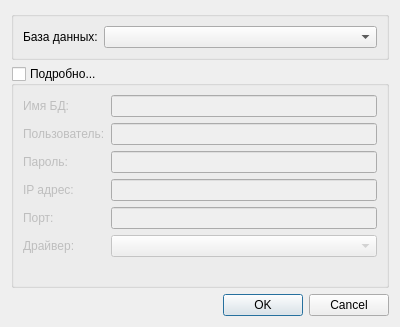
Qt form opendbdialog.ui (EugeneSakharoff/ArchView) before a commit.
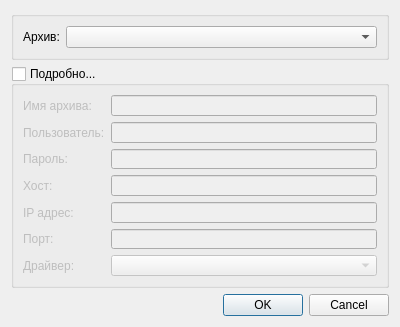
The same form after that commit.

```diff
--- a/opendbdialog.ui
+++ b/opendbdialog.ui
@@ -51,14 +51,14 @@
      </property>
      <layout class="QFormLayout" name="formLayout">
       <item row="0" column="0">
-       <widget class="QLabel" name="labelHost">
+       <widget class="QLabel" name="labelPreset">
         <property name="text">
-         <string>База данных:</string>
+         <string>Архив:</string>
         </property>
        </widget>
       </item>
       <item row="0" column="1">
-       <widget class="QComboBox" name="editHost"/>
+       <widget class="QComboBox" name="editPreset"/>
       </item>
      </layout>
     </widget>
@@ -78,7 +78,7 @@
       <item row="0" column="0">
        <widget class="QLabel" name="labelName">
         <property name="text">
-         <string>Имя БД:</string>
+         <string>Имя архива:</string>
         </property>
        </widget>
       </item>
@@ -105,36 +105,46 @@
       <item row="2" column="1">
        <widget class="QLineEdit" name="editPassword"/>
       </item>
-      <item row="4" column="0">
+      <item row="5" column="0">
        <widget class="QLabel" name="labelPort">
         <property name="text">
          <string>Порт:</string>
         </property>
        </widget>
       </item>
-      <item row="4" column="1">
+      <item row="5" column="1">
        <widget class="QLineEdit" name="editPort"/>
       </item>
-      <item row="3" column="1">
+      <item row="4" column="1">
        <widget class="QLineEdit" name="editIP"/>
       </item>
-      <item row="3" column="0">
+      <item row="4" column="0">
        <widget class="QLabel" name="labelIP">
         <property name="text">
          <string>IP адрес:</string>
         </property>
        </widget>
       </item>
-      <item row="5" column="0">
+      <item row="6" column="0">
        <widget class="QLabel" name="labelDriver">
         <property name="text">
          <string>Драйвер:</string>
         </property>
        </widget>
       </item>
-      <item row="5" column="1">
+      <item row="6" column="1">
        <widget class="QComboBox" name="editDriver"/>
       </item>
+      <item row="3" column="1">
+       <widget class="QLineEdit" name="editHost"/>
+      </item>
+      <item row="3" column="0">
+       <widget class="QLabel" name="labelHost">
+        <property name="text">
+         <string>Хост:</string>
+        </property>
+       </widget>
+      </item>
      </layout>
     </widget>
    </item>
```
Left out of the diff: 2 changed lines with no effect on the pictures.
